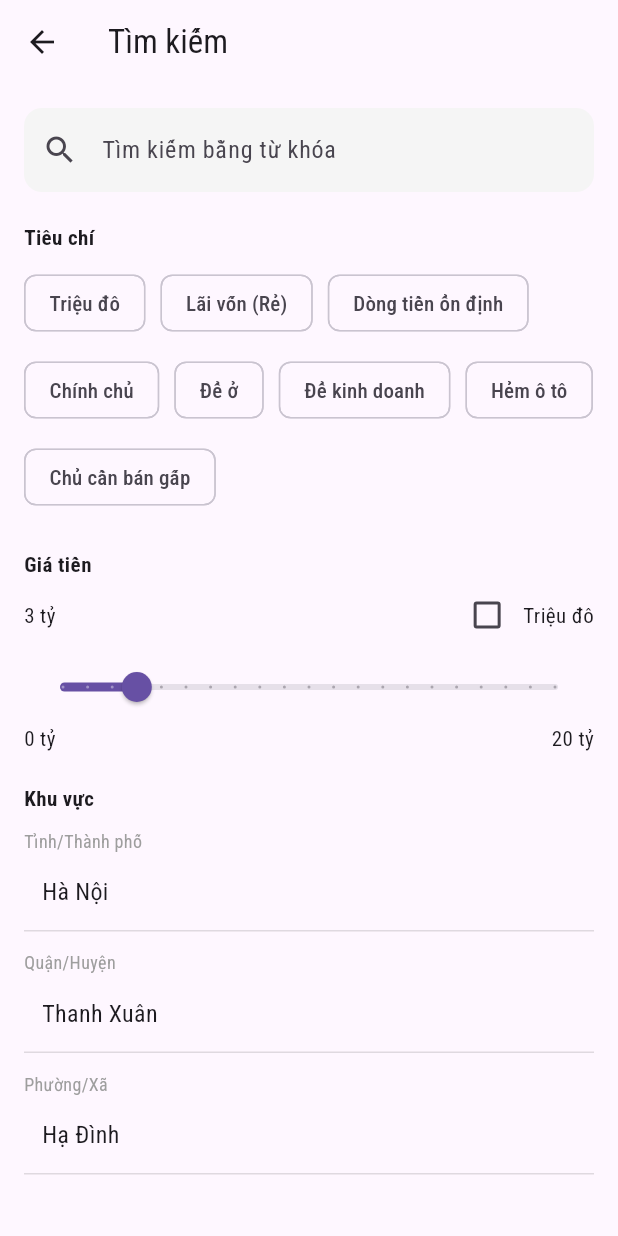
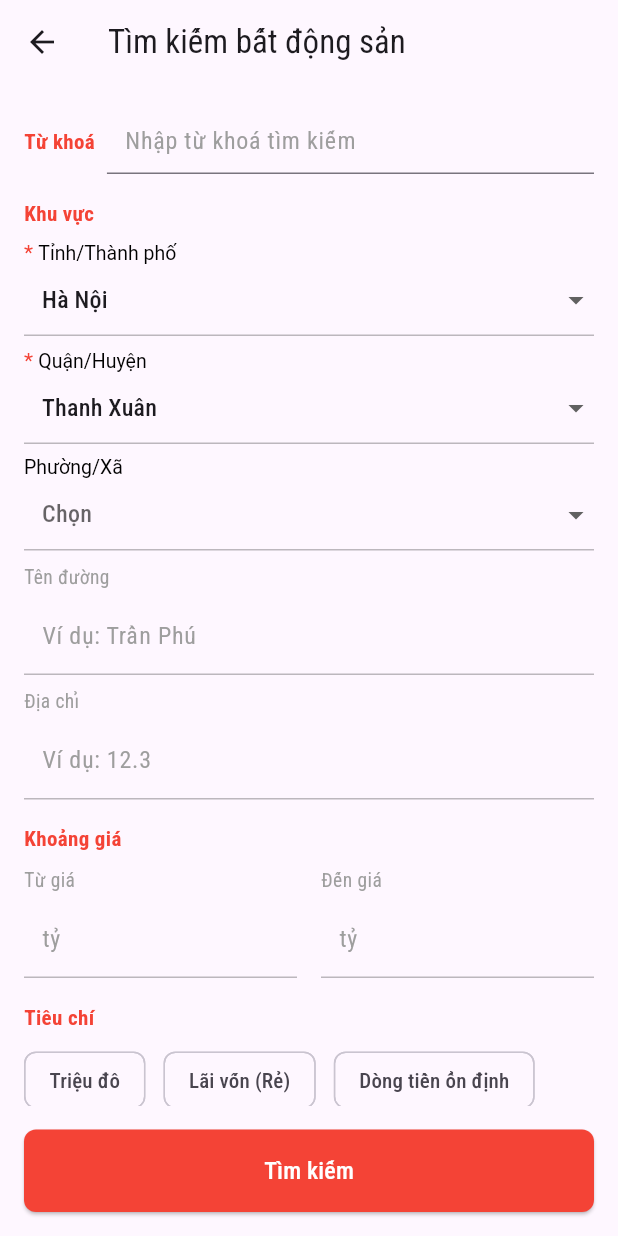
Before and after one commit to VanTungDared/onestate, a Flutter app: the SearchScreen screen opened by its route, on a phone screen of 412 x 824 dp. Run offline on Flutter 3.47's test engine with Material 3 defaults, Android fonts, the phone set to English and light mode, and no system bars; our stand-ins replace cached_network_image, dio, flutter_svg, get, google_fonts, lucide_icons and 1 more; accounts and stored records are empty; statements that could not run were skipped.

Commit message:
update search

```diff
--- a/lib/views/screens/SearchScreen.dart
+++ b/lib/views/screens/SearchScreen.dart
@@ -1,6 +1,6 @@
-import 'package:app_real_estate/controllers/search_controller.dart';
 import 'package:flutter/material.dart';
 import 'package:get/get.dart';
+import 'package:app_real_estate/controllers/search_controller.dart';
 
 class SearchScreen extends StatelessWidget {
   final controller = Get.put(SearchMainController());
@@ -10,39 +10,92 @@ class SearchScreen extends StatelessWidget {
     'Triệu đô',
     'Lãi vốn (Rẻ)',
     'Dòng tiền ổn định',
-    'Chính chủ',
     'Để ở',
     'Để kinh doanh',
     'Hẻm ô tô',
-    'Chủ cần bán gấp',
   ];
+
+  final RxList<String> provinces = ['Hà Nội', 'TP.HCM', 'Đà Nẵng'].obs;
+  final RxList<String> districts = ['Quận 1', 'Thanh Xuân', 'Quận 3'].obs;
+  final RxList<String> wards = ['Phường A', 'Phường B', 'Phường C'].obs;
+  final RxString selectedDistrict = 'Thanh Xuân'.obs;
 
   @override
   Widget build(BuildContext context) {
     return Scaffold(
-      appBar: AppBar(
-        title: const Text('Tìm kiếm'),
-        leading: IconButton(
-          icon: const Icon(Icons.arrow_back),
-          onPressed: () => Get.back(),
+      appBar: AppBar(title: const Text('Tìm kiếm bất động sản')),
+      bottomNavigationBar: SafeArea(
+        child: Padding(
+          padding: const EdgeInsets.all(16),
+          child: SizedBox(
+            width: double.infinity,
+            child: ElevatedButton(
+              onPressed: () {},
+              style: ElevatedButton.styleFrom(
+                backgroundColor: Colors.red,
+                padding: const EdgeInsets.symmetric(vertical: 16),
+                shape: RoundedRectangleBorder(
+                  borderRadius: BorderRadius.circular(8),
+                ),
+              ),
+              child: const Text(
+                'Tìm kiếm',
+                style: TextStyle(fontSize: 16, color: Colors.white),
+              ),
+            ),
+          ),
         ),
       ),
+
       body: SingleChildScrollView(
         padding: const EdgeInsets.all(16),
         child: Column(
           crossAxisAlignment: CrossAxisAlignment.start,
           children: [
-            _buildSearchBar(),
-            const SizedBox(height: 20),
-            const Text(
-              'Tiêu chí',
-              style: TextStyle(fontWeight: FontWeight.bold),
+            _keywordRow(),
+
+            const SizedBox(height: 8),
+            _sectionLabel('Khu vực'),
+            _dropdownField(
+              'Tỉnh/Thành phố',
+              controller.province,
+              provinces,
+              isRequired: true,
             ),
-            const SizedBox(height: 10),
+            const SizedBox(height: 8),
+
+            _dropdownField(
+              'Quận/Huyện',
+              controller.district,
+              districts,
+              isRequired: true,
+            ),
+            const SizedBox(height: 8),
+
+            _dropdownField('Phường/Xã', controller.ward, wards),
+            const SizedBox(height: 8),
+
+            _textField(hint: 'Ví dụ: Trần Phú', label: 'Tên đường'),
+            const SizedBox(height: 8),
+
+            _textField(hint: 'Ví dụ: 12.3', label: 'Địa chỉ'),
+
+            const SizedBox(height: 8),
+            _sectionLabel('Khoảng giá'),
+            Row(
+              children: [
+                Expanded(child: _textField(hint: 'tỷ', label: 'Từ giá')),
+                const SizedBox(width: 16),
+                Expanded(child: _textField(hint: 'tỷ', label: 'Đến giá')),
+              ],
+            ),
+
+            const SizedBox(height: 8),
+            _sectionLabel('Tiêu chí'),
             Obx(
               () => Wrap(
-                spacing: 10,
-                runSpacing: 10,
+                spacing: 12,
+                runSpacing: 8,
                 children:
                     criteriaList.map((label) {
                       final isSelected = _selectedCriteria.contains(label);
@@ -60,104 +113,147 @@ class SearchScreen extends StatelessWidget {
                     }).toList(),
               ),
             ),
-            const SizedBox(height: 24),
-            // === GIÁ TIỀN ===
-            const Text(
-              'Giá tiền',
-              style: TextStyle(fontWeight: FontWeight.bold),
-            ),
-            Obx(
-              () => Row(
-                children: [
-                  Text(
-                    controller.isMillionDollar.value
-                        ? '${controller.price.value.toInt()} triệu đô'
-                        : '${controller.price.value.toInt()} tỷ',
-                  ),
-                  const Spacer(),
-                  Row(
-                    children: [
-                      Checkbox(
-                        value: controller.isMillionDollar.value,
-                        onChanged:
-                            (val) => controller.isMillionDollar.value = val!,
-                      ),
-                      const Text('Triệu đô'),
-                    ],
-                  ),
-                ],
-              ),
-            ),
-            Obx(
-              () => Slider(
-                value: controller.price.value,
-                min: 0,
-                max: 20,
-                divisions: 20,
-                label: '${controller.price.value.toInt()} tỷ',
-                onChanged: (val) => controller.price.value = val,
-              ),
-            ),
-            Obx(
-              () => Row(
-                mainAxisAlignment: MainAxisAlignment.spaceBetween,
-                children: [
-                  Text(
-                    controller.isMillionDollar.value ? '0 triệu đô' : '0 tỷ',
-                  ),
-                  Text(
-                    controller.isMillionDollar.value ? '20 triệu đô' : '20 tỷ',
-                  ),
-                ],
-              ),
-            ),
-
-            const SizedBox(height: 20),
-            // === KHU VỰC ===
-            const Text(
-              'Khu vực',
-              style: TextStyle(fontWeight: FontWeight.bold),
-            ),
-
-            const SizedBox(height: 10),
-            _buildLocationSelector('Tỉnh/Thành phố', controller.province),
-            _buildLocationSelector('Quận/Huyện', controller.district),
-            _buildLocationSelector('Phường/Xã', controller.ward),
           ],
         ),
       ),
     );
   }
 
-  Widget _buildSearchBar() {
-    return TextField(
-      decoration: InputDecoration(
-        prefixIcon: const Icon(Icons.search),
-        hintText: 'Tìm kiếm bằng từ khóa',
-        filled: true,
-        fillColor: Colors.grey.shade100,
-        border: OutlineInputBorder(
-          borderRadius: BorderRadius.circular(12),
-          borderSide: BorderSide.none,
+  Widget _keywordRow() {
+    return Row(
+      crossAxisAlignment: CrossAxisAlignment.center,
+      children: [
+        const Text(
+          'Từ khoá',
+          style: TextStyle(
+            fontWeight: FontWeight.bold,
+            color: Colors.red,
+            fontSize: 14,
+          ),
+        ),
+        const SizedBox(width: 8),
+        Expanded(
+          child: TextField(
+            decoration: InputDecoration(
+              isDense: true,
+              hintText: 'Nhập từ khoá tìm kiếm',
+              hintStyle: const TextStyle(color: Colors.grey),
+              contentPadding: const EdgeInsets.symmetric(
+                vertical: 10,
+                horizontal: 12,
+              ),
+              border: const UnderlineInputBorder(
+                borderSide: BorderSide(color: Colors.black12),
+              ),
+              focusedBorder: const UnderlineInputBorder(
+                borderSide: BorderSide(color: Colors.red),
+              ),
+            ),
+          ),
+        ),
+      ],
+    );
+  }
+
+  Widget _sectionLabel(String text) {
+    return Padding(
+      padding: const EdgeInsets.symmetric(vertical: 8),
+      child: Text(
+        text,
+        style: const TextStyle(
+          fontWeight: FontWeight.bold,
+          color: Colors.red,
+          fontSize: 14,
         ),
       ),
     );
   }
 
-  Widget _buildLocationSelector(String label, RxString value) {
+  Widget _textField({String? label, required String hint}) {
+    return Column(
+      crossAxisAlignment: CrossAxisAlignment.start,
+      children: [
+        if (label != null)
+          Padding(
+            padding: const EdgeInsets.only(bottom: 4),
+            child: Text(
+              label,
+              style: const TextStyle(fontSize: 13, color: Colors.grey),
+            ),
+          ),
+        TextFormField(
+          decoration: InputDecoration(
+            hintText: hint,
+            hintStyle: const TextStyle(color: Colors.grey),
+            contentPadding: const EdgeInsets.symmetric(
+              horizontal: 12,
+              vertical: 14,
+            ),
+            border: UnderlineInputBorder(
+              borderSide: BorderSide.none, // mặc định ẩn đi
+            ),
+            enabledBorder: UnderlineInputBorder(
+              borderSide: BorderSide(color: Colors.black26, width: 1),
+            ),
+            focusedBorder: UnderlineInputBorder(
+              borderSide: BorderSide(color: Colors.red, width: 1.2),
+            ),
+          ),
+        ),
+      ],
+    );
+  }
+
+  Widget _dropdownField(
+    String label,
+    RxString selectedValue,
+    List<String> items, {
+    bool isRequired = false,
+  }) {
     return Obx(
       () => Column(
         crossAxisAlignment: CrossAxisAlignment.start,
         children: [
-          Text(label, style: const TextStyle(fontSize: 12, color: Colors.grey)),
-          Container(
-            width: double.infinity,
-            padding: const EdgeInsets.symmetric(horizontal: 12, vertical: 14),
-            margin: const EdgeInsets.only(bottom: 12),
-            decoration: BoxDecoration(
-              border: const Border(bottom: BorderSide(color: Colors.black12)),
+          RichText(
+            text: TextSpan(
+              text: isRequired ? '* ' : '',
+              style: const TextStyle(color: Colors.red),
+              children: [
+                TextSpan(
+                  text: label,
+                  style: const TextStyle(color: Colors.black, fontSize: 13),
+                ),
+              ],
             ),
-            child: Text(value.value, style: const TextStyle(fontSize: 16)),
+          ),
+          DropdownButtonFormField<String>(
+            value:
+                items.contains(selectedValue.value)
+                    ? selectedValue.value
+                    : null,
+            hint: const Text('Chọn'),
+            items:
+                items.map((item) {
+                  return DropdownMenuItem<String>(
+                    value: item,
+                    child: Text(item),
+                  );
+                }).toList(),
+            onChanged: (val) {
+              if (val != null) selectedValue.value = val;
+            },
+            decoration: const InputDecoration(
+              contentPadding: EdgeInsets.symmetric(horizontal: 12, vertical: 6),
+              border: UnderlineInputBorder(
+                borderSide: BorderSide.none, // mặc định ẩn đi
+              ),
+              enabledBorder: UnderlineInputBorder(
+                borderSide: BorderSide(color: Colors.black26, width: 1),
+              ),
+              focusedBorder: UnderlineInputBorder(
+                borderSide: BorderSide(color: Colors.red, width: 1.2),
+              ),
+            ),
           ),
         ],
       ),
```
